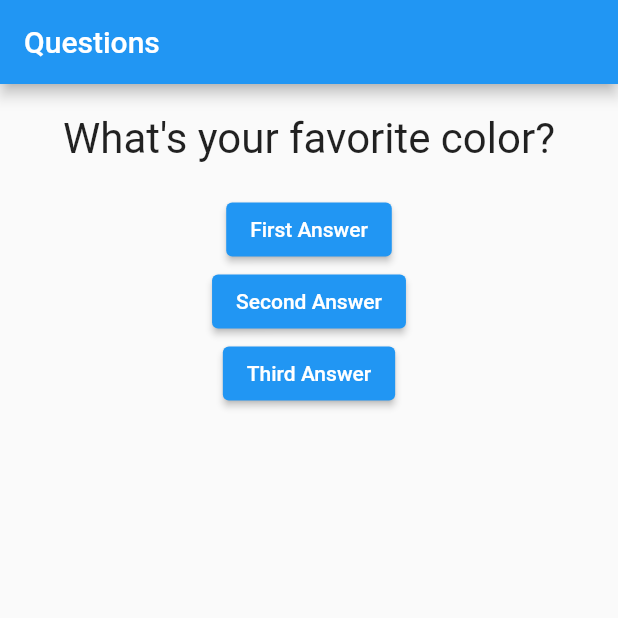
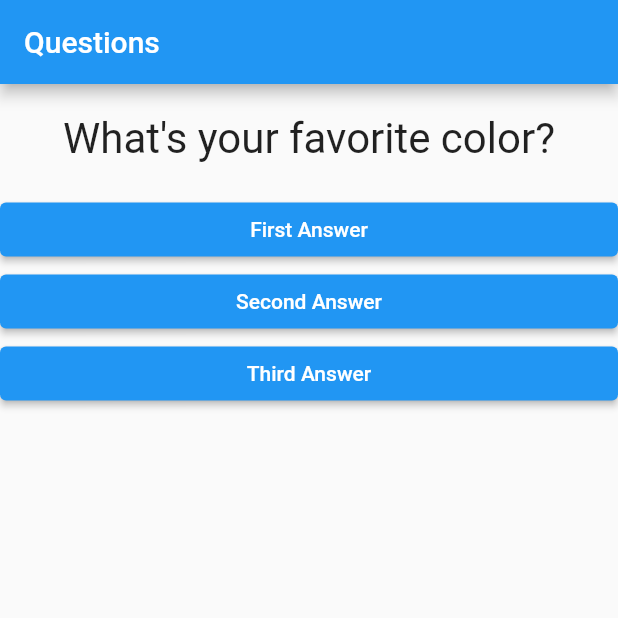
Before and after one commit to Belmondo/Desenvolvimento_Movel, a Flutter app: the screen it shows after launch, on a phone screen of 412 x 824 dp, the top half of it. Run offline on Flutter 3.47's test engine with Material 2 defaults, Android fonts, the phone set to English and light mode, and no system bars.

Commit message:
Creating answer widget component
[PT-BR] Criando o componente widget da resposta e setando a função callback
[ENG] Creating the response widget component and setting the callback function

```diff
--- /dev/null
+++ b/Flutter/primeiro_projeto/lib/answers.dart
@@ -0,0 +1,23 @@
+import 'package:flutter/material.dart';
+
+class Answers extends StatelessWidget {
+  String answerText;
+  void Function() callingTheFunction;
+
+  Answers(this.answerText, this.callingTheFunction);
+
+  @override
+  Widget build(BuildContext context) {
+    return Container(
+      width: double.infinity,
+      child: ElevatedButton(
+        onPressed: callingTheFunction,
+        child: Text(answerText),
+        style: ElevatedButton.styleFrom(
+          foregroundColor: Colors.white,
+          backgroundColor: Colors.blue,
+        ),
+      ),
+    );
+  }
+}
--- a/Flutter/primeiro_projeto/lib/main.dart
+++ b/Flutter/primeiro_projeto/lib/main.dart
@@ -1,4 +1,5 @@
 import 'package:flutter/material.dart';
+import 'package:primeiro_projeto/answers.dart';
 import 'package:primeiro_projeto/question.dart';
 
 main() {
@@ -12,7 +13,6 @@ class QuestionAppState extends State<QuestionApp> {
     setState(() {
       perguntaSelecionada++;
     });
-    print(perguntaSelecionada);
   }
 
   @override
@@ -30,18 +30,9 @@ class QuestionAppState extends State<QuestionApp> {
         body: Column(
           children: <Widget>[
             new Question(perguntas[perguntaSelecionada]),
-            ElevatedButton(
-              child: Text('First Answer'),
-              onPressed: answer,
-            ),
-            ElevatedButton(
-              child: Text('Second Answer'),
-              onPressed: answer,
-            ),
-            ElevatedButton(
-              child: Text('Third Answer'),
-              onPressed: answer,
-            )
+            new Answers('First Answer', answer),
+            new Answers('Second Answer', answer),
+            new Answers('Third Answer', answer)
           ],
         ),
       ),
```
